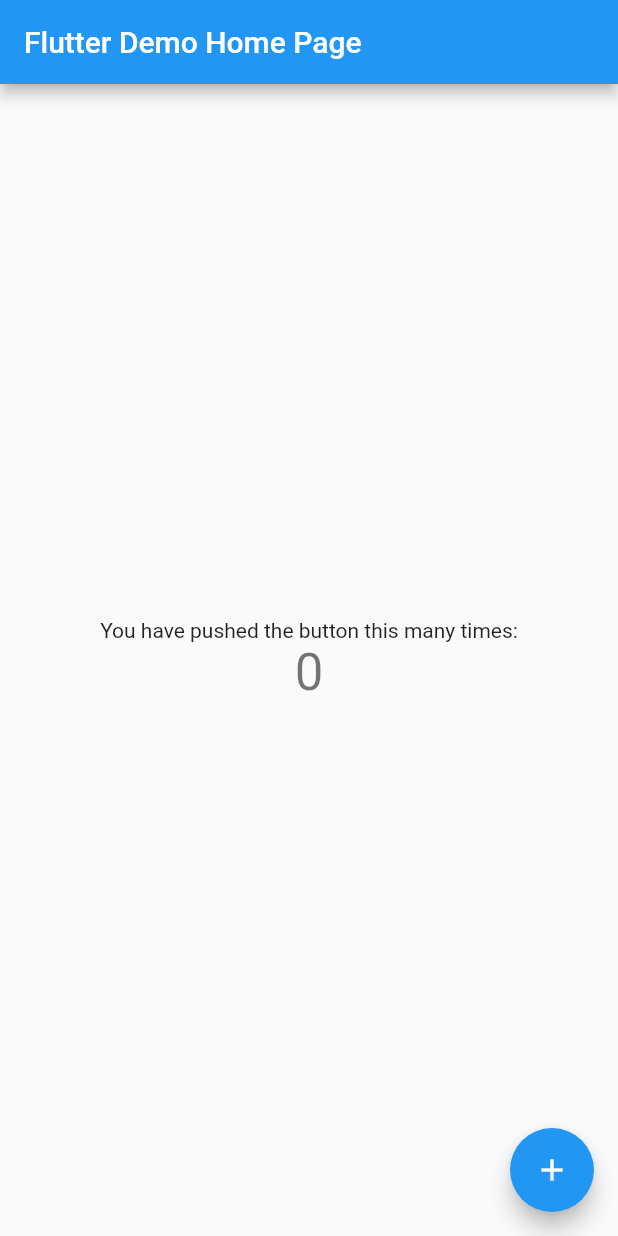
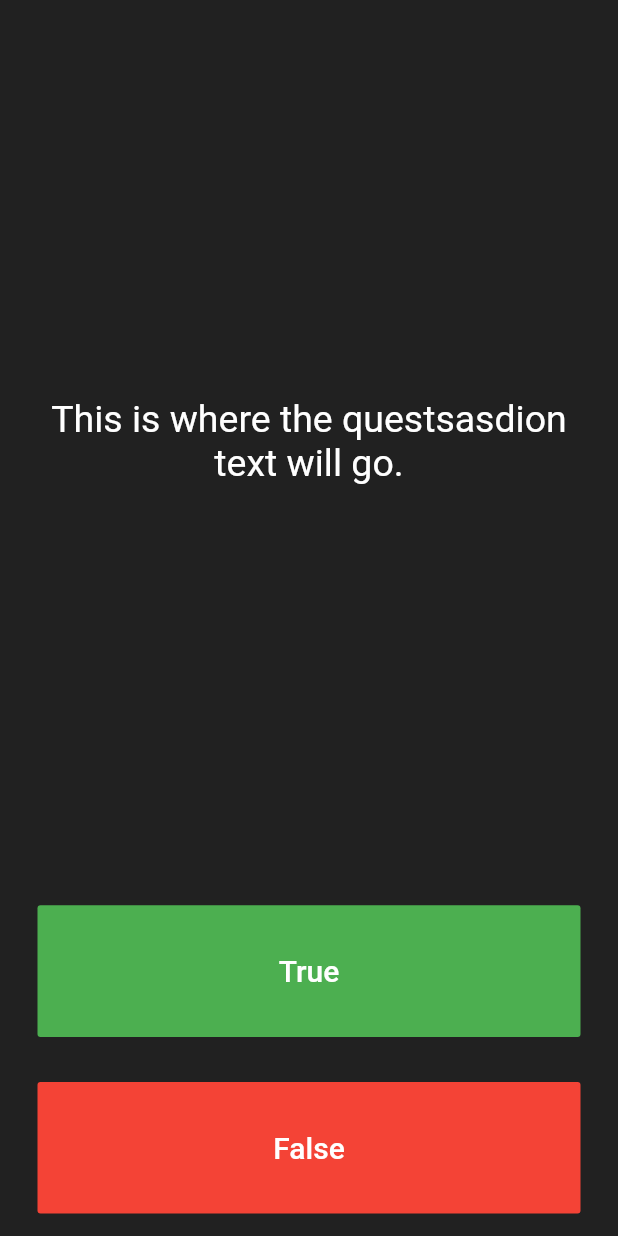
Before and after one commit to adesiyan-ifedayo/Flutter-Starter-Project, a Flutter app: the screen it shows after launch, on a phone screen of 412 x 824 dp. Run offline on Flutter 3.47's test engine with Material 2 defaults, Android fonts, the phone set to English and light mode, and no system bars; our stand-ins replace audioplayers.

Commit message:
f_quizzler_04 - Initial commit

```diff
--- a/f_quizzler_04/lib/main.dart
+++ b/f_quizzler_04/lib/main.dart
@@ -1,117 +1,97 @@
 import 'package:flutter/material.dart';
 
-void main() {
-  runApp(MyApp());
-}
+void main() => runApp(Quizzler());
 
-class MyApp extends StatelessWidget {
-  // This widget is the root of your application.
+class Quizzler extends StatelessWidget {
   @override
   Widget build(BuildContext context) {
     return MaterialApp(
-      title: 'Flutter Demo',
-      theme: ThemeData(
-        // This is the theme of your application.
-        //
-        // Try running your application with "flutter run". You'll see the
-        // application has a blue toolbar. Then, without quitting the app, try
-        // changing the primarySwatch below to Colors.green and then invoke
-        // "hot reload" (press "r" in the console where you ran "flutter run",
-        // or simply save your changes to "hot reload" in a Flutter IDE).
-        // Notice that the counter didn't reset back to zero; the application
-        // is not restarted.
-        primarySwatch: Colors.blue,
-        // This makes the visual density adapt to the platform that you run
-        // the app on. For desktop platforms, the controls will be smaller and
-        // closer together (more dense) than on mobile platforms.
-        visualDensity: VisualDensity.adaptivePlatformDensity,
+      home: Scaffold(
+        backgroundColor: Colors.grey.shade900,
+        body: SafeArea(
+          child: Padding(
+            padding: EdgeInsets.symmetric(horizontal: 10.0),
+            child: QuizPage(),
+          ),
+        ),
       ),
-      home: MyHomePage(title: 'Flutter Demo Home Page'),
     );
   }
 }
 
-class MyHomePage extends StatefulWidget {
-  MyHomePage({Key key, this.title}) : super(key: key);
-
-  // This widget is the home page of your application. It is stateful, meaning
-  // that it has a State object (defined below) that contains fields that affect
-  // how it looks.
-
-  // This class is the configuration for the state. It holds the values (in this
-  // case the title) provided by the parent (in this case the App widget) and
-  // used by the build method of the State. Fields in a Widget subclass are
-  // always marked "final".
-
-  final String title;
-
+class QuizPage extends StatefulWidget {
   @override
-  _MyHomePageState createState() => _MyHomePageState();
+  _QuizPageState createState() => _QuizPageState();
 }
 
-class _MyHomePageState extends State<MyHomePage> {
-  int _counter = 0;
-
-  void _incrementCounter() {
-    setState(() {
-      // This call to setState tells the Flutter framework that something has
-      // changed in this State, which causes it to rerun the build method below
-      // so that the display can reflect the updated values. If we changed
-      // _counter without calling setState(), then the build method would not be
-      // called again, and so nothing would appear to happen.
-      _counter++;
-    });
-  }
-
+class _QuizPageState extends State<QuizPage> {
   @override
   Widget build(BuildContext context) {
-    // This method is rerun every time setState is called, for instance as done
-    // by the _incrementCounter method above.
-    //
-    // The Flutter framework has been optimized to make rerunning build methods
-    // fast, so that you can just rebuild anything that needs updating rather
-    // than having to individually change instances of widgets.
-    return Scaffold(
-      appBar: AppBar(
-        // Here we take the value from the MyHomePage object that was created by
-        // the App.build method, and use it to set our appbar title.
-        title: Text(widget.title),
-      ),
-      body: Center(
-        // Center is a layout widget. It takes a single child and positions it
-        // in the middle of the parent.
-        child: Column(
-          // Column is also a layout widget. It takes a list of children and
-          // arranges them vertically. By default, it sizes itself to fit its
-          // children horizontally, and tries to be as tall as its parent.
-          //
-          // Invoke "debug painting" (press "p" in the console, choose the
-          // "Toggle Debug Paint" action from the Flutter Inspector in Android
-          // Studio, or the "Toggle Debug Paint" command in Visual Studio Code)
-          // to see the wireframe for each widget.
-          //
-          // Column has various properties to control how it sizes itself and
-          // how it positions its children. Here we use mainAxisAlignment to
-          // center the children vertically; the main axis here is the vertical
-          // axis because Columns are vertical (the cross axis would be
-          // horizontal).
-          mainAxisAlignment: MainAxisAlignment.center,
-          children: <Widget>[
-            Text(
-              'You have pushed the button this many times:',
+    return Column(
+      mainAxisAlignment: MainAxisAlignment.spaceBetween,
+      crossAxisAlignment: CrossAxisAlignment.stretch,
+      children: <Widget>[
+        Expanded(
+          flex: 5,
+          child: Padding(
+            padding: EdgeInsets.all(10.0),
+            child: Center(
+              child: Text(
+                'This is where the questsasdion text will go.',
+                textAlign: TextAlign.center,
+                style: TextStyle(
+                  fontSize: 25.0,
+                  color: Colors.white,
+                ),
+              ),
             ),
-            Text(
-              '$_counter',
-              style: Theme.of(context).textTheme.headline4,
+          ),
+        ),
+        Expanded(
+          child: Padding(
+            padding: EdgeInsets.all(15.0),
+            child: FlatButton(
+              textColor: Colors.white,
+              color: Colors.green,
+              child: Text(
+                'True',
+                style: TextStyle(
+                  color: Colors.white,
+                  fontSize: 20.0,
+                ),
+              ),
+              onPressed: () {
+                //The user picked true.
+              },
             ),
-          ],
+          ),
         ),
-      ),
-      floatingActionButton: FloatingActionButton(
-        onPressed: _incrementCounter,
-        tooltip: 'Increment',
-        child: Icon(Icons.add),
-      ), // This trailing comma makes auto-formatting nicer for build methods.
+        Expanded(
+          child: Padding(
+            padding: EdgeInsets.all(15.0),
+            child: FlatButton(
+              color: Colors.red,
+              child: Text(
+                'False',
+                style: TextStyle(
+                  fontSize: 20.0,
+                  color: Colors.white,
+                ),
+              ),
+              onPressed: () {
+                //The user picked false.
+              },
+            ),
+          ),
+        ),
+        //TODO: Add a Row here as your score keeper
+      ],
     );
   }
 }
+
+/*
+question1: 'You can lead a cow down stairs but not up stairs.', false,
+question2: 'Approximately one quarter of human bones are in the feet.', true,
+question3: 'A slug\'s blood is green.', true,
+*/
```
Also changed, not shown: 1 other file.
